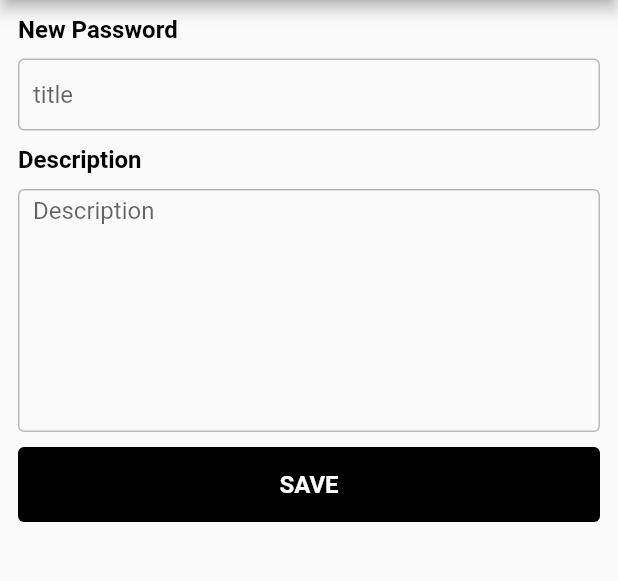
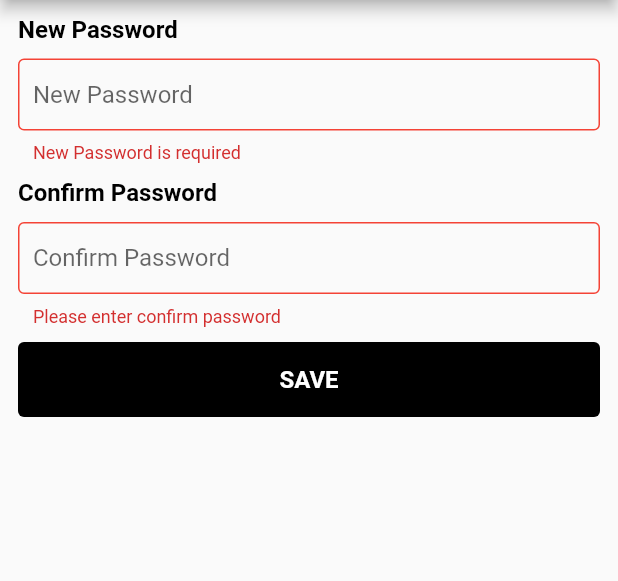
Before and after one commit to ktrunks/stack_finance_assignment, a Flutter app: the ChangePassword screen opened directly, after a tap on "SAVE", on a phone screen of 412 x 824 dp, the part 84-665 px from its top. Run offline on Flutter 3.47's test engine with Material 2 defaults, Android fonts, the phone set to English and light mode, and no system bars; our stand-ins replace cloud_firestore, firebase_auth, firebase_core, firebase_storage, fluro, flutter_slidable and 5 more; accounts and stored records are empty.

Commit message:
- change password. - removed logs.

```diff
--- a/lib/provider/auth_provider.dart
+++ b/lib/provider/auth_provider.dart
@@ -68,8 +68,6 @@ class AuthProvider extends BaseState {
     dismissKeyboard(scaffoldKey.currentContext);
     if (emailTextController.text.trim().isNotEmpty) {
       if (passwordTextController.text.trim().isNotEmpty) {
-        debugPrint(
-            'password validation  -- ${passwordValidation(passwordTextController.text.trim())}');
         if (passwordValidation(passwordTextController.text.trim())) {
           type == AuthType.SignUp
               ? socialLogin.createUserWithEmailAndPassword(
--- a/lib/provider/change_password_provider.dart
+++ b/lib/provider/change_password_provider.dart
@@ -1,3 +1,4 @@
+import 'package:firebase_auth/firebase_auth.dart';
 import 'package:flutter/material.dart';
 import 'package:stack_finance_assignment/base_state.dart';
 
@@ -15,8 +16,15 @@ class ChangePasswordProvider extends BaseState {
   FocusNode confirmPasswordNode = FocusNode();
 
   void onClickOfChangePassword() {
-
+    dismissErrorWidget();
+    if (formKey.currentState.validate()) {
+      FirebaseAuth.instance.currentUser
+          .updatePassword(newPasswordController.text.trim())
+          .then((value) {})
+          .catchError((err) {
+        updateErrorWidget(err);
+        debugPrint('password updated error --- $err');
+      });
+    }
   }
-
-
 }
--- a/lib/provider/notes_provider.dart
+++ b/lib/provider/notes_provider.dart
@@ -62,7 +62,6 @@ class NotesProvider extends BaseState {
       data['imageUrl'] = imageUrl;
     }
     docReference.set(data).then((result) {
-      debugPrint('result --- ');
       updateProgressIndicatorStatus(false);
       Fluttertoast.showToast(
           msg: "Note add successfully",
@@ -125,7 +124,6 @@ class NotesProvider extends BaseState {
   }
 
   void imageUpload() {
-    debugPrint('image upload');
     FirebaseStorage.instance
         .ref()
         .child('${DateTime.now().millisecondsSinceEpoch}')
@@ -146,7 +144,6 @@ class NotesProvider extends BaseState {
 
   void onClickOfAddImage() {
     _picker.getImage(source: ImageSource.gallery).then((value) {
-      debugPrint('file path ${value.path}');
       imagePath = value.path;
       notifyListeners();
     });
--- a/lib/ui/change_password/change_password_screen.dart
+++ b/lib/ui/change_password/change_password_screen.dart
@@ -69,7 +69,7 @@ class ChangePassword extends StatelessWidget {
                                   focusedBorder: OutlineInputBorder(
                                       borderSide:
                                           BorderSide(color: progressColor)),
-                                  hintText: 'title',
+                                  hintText: 'New Password',
                                   contentPadding:
                                       const EdgeInsets.fromLTRB(10, 5, 0, 5),
                                   //border: InputBorder.none,
@@ -79,7 +79,7 @@ class ChangePassword extends StatelessWidget {
                                     return 'New Password is required ';
                                   } else if (data.length < 8) {
                                     return 'New Password should be greater than 8 character';
-                                  } else if (passwordValidation(data)) {
+                                  } else if (!passwordValidation(data)) {
                                     return 'Password Should contain alpha, numeric and special character';
                                   } else
                                     return null;
@@ -89,7 +89,7 @@ class ChangePassword extends StatelessWidget {
                                 height: 10,
                               ),
                               Text(
-                                'Description',
+                                'Confirm Password',
                                 style: textStyle16PrimaryColor,
                               ),
                               const SizedBox(
@@ -106,7 +106,6 @@ class ChangePassword extends StatelessWidget {
                                     changePasswordProvider.confirmPasswordNode,
                                 controller: changePasswordProvider
                                     .confirmPasswordController,
-                                maxLines: 8,
                                 decoration: InputDecoration(
                                   border: OutlineInputBorder(
                                       borderSide:
@@ -120,13 +119,21 @@ class ChangePassword extends StatelessWidget {
                                   focusedBorder: OutlineInputBorder(
                                       borderSide:
                                           BorderSide(color: progressColor)),
-                                  hintText: 'Description',
+                                  hintText: 'Confirm Password',
                                   contentPadding:
                                       const EdgeInsets.fromLTRB(10, 5, 0, 5),
                                   //border: InputBorder.none,
                                 ),
                                 validator: (data) {
-                                  return null;
+                                  if (data.isEmpty) {
+                                    return "Please enter confirm password";
+                                  } else if (data !=
+                                      changePasswordProvider
+                                          .newPasswordController.text
+                                          .trim()) {
+                                    return "password and confirm password dosen't match";
+                                  } else
+                                    return null;
                                 },
                               ),
                               const SizedBox(
--- a/lib/ui/notes/notes_editor_screen.dart
+++ b/lib/ui/notes/notes_editor_screen.dart
@@ -224,7 +224,6 @@ class NoteScreen extends StatelessWidget {
   }
 
   Widget getNoteViewImageWidget(NotesProvider notesProvider) {
-    debugPrint('image path ${notesProvider.notes.imageUrl}');
     return notesProvider.notes.imageUrl != null
         ? Container(
             height: 60.0,
--- a/lib/widgets/custom_progress_indicator.dart
+++ b/lib/widgets/custom_progress_indicator.dart
@@ -14,7 +14,7 @@ class CustomProgressIndicator extends StatelessWidget {
               height: 40,
               width: 40,
               child: CircularProgressIndicator(
-                valueColor: new AlwaysStoppedAnimation<Color>(Colors.white),
+                valueColor: new AlwaysStoppedAnimation<Color>(Colors.black),
               ),
             ),
             const SizedBox(
```
Also changed, not shown: lib/provider/home_provider.dart (+7 -4 lines), lib/widgets/custom_delete_dialog.dart (+2 -5 lines).
